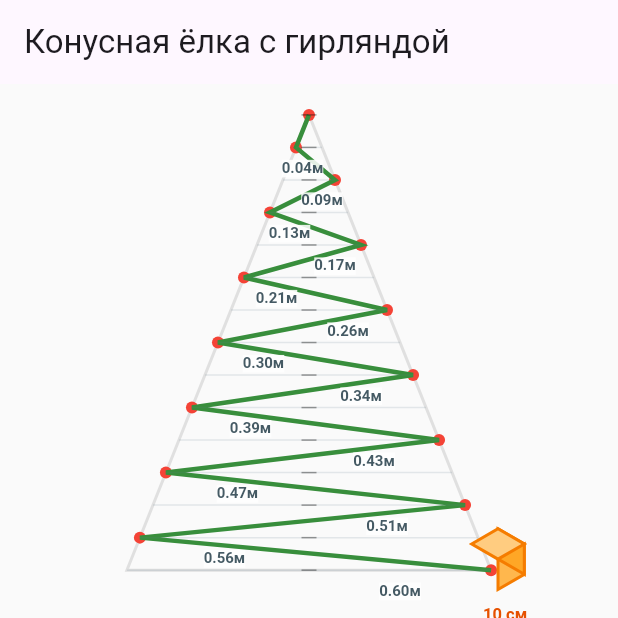
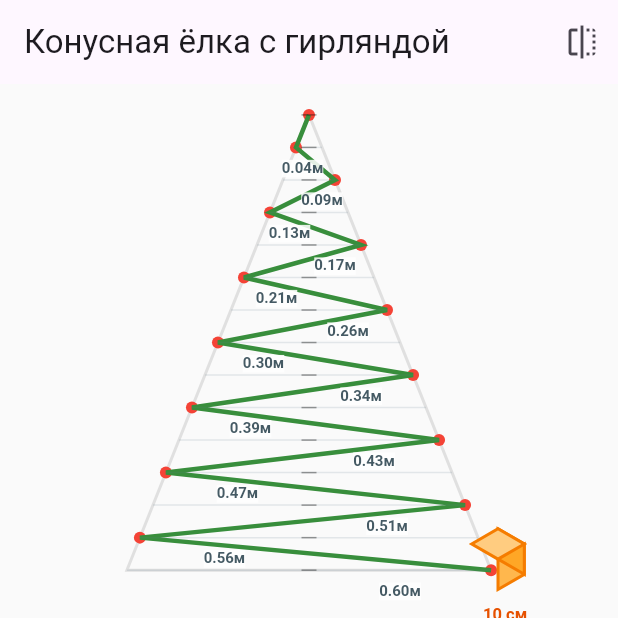
Before and after one commit to Nashev/corner_tree, a Flutter app: the screen it shows after launch, after a tap on "Сбросить", on a phone screen of 412 x 824 dp, the top half of it. Run offline on Flutter 3.47's test engine with Material 3 defaults, Android fonts, the phone set to English and light mode, and no system bars.

Commit message:
mirroring

```diff
--- a/lib/main.dart
+++ b/lib/main.dart
@@ -29,11 +29,25 @@ class CornerTreePageState extends State<CornerTreePage> {
   double _height = 1.5; // meters (высота конуса)
   double _baseWidth = 1.2; // meters (ширина основания конуса)
   int _hooks = 15; // количество крючков (включая верхний)
+  bool _mirrorTree = false; // зеркальное отражение
 
   @override
   Widget build(BuildContext context) {
     return Scaffold(
-      appBar: AppBar(title: const Text('Конусная ёлка с гирляндой')),
+      appBar: AppBar(
+        title: const Text('Конусная ёлка с гирляндой'),
+        actions: [
+          IconButton(
+            icon: Icon(_mirrorTree ? Icons.flip : Icons.flip_outlined),
+            tooltip: 'Зеркальное отражение',
+            onPressed: () {
+              setState(() {
+                _mirrorTree = !_mirrorTree;
+              });
+            },
+          ),
+        ],
+      ),
       body: SafeArea(
         child: Column(
           children: [
@@ -46,7 +60,7 @@ class CornerTreePageState extends State<CornerTreePage> {
                   border: Border(bottom: BorderSide(color: Colors.grey.shade300)),
                 ),
                 child: CustomPaint(
-                  painter: CornerTreePainter(H: _height, baseWidth: _baseWidth, hooks: _hooks),
+                  painter: CornerTreePainter(H: _height, baseWidth: _baseWidth, hooks: _hooks, mirrorTree: _mirrorTree),
                 ),
               ),
             ),
@@ -100,6 +114,7 @@ class CornerTreePageState extends State<CornerTreePage> {
                             _height = 1.5;
                             _baseWidth = 1.2;
                             _hooks = 15;
+                            _mirrorTree = false;
                           });
                         },
                         child: const Text('Сбросить'),
@@ -169,8 +184,9 @@ class CornerTreePainter extends CustomPainter {
   final double H; // meters (высота конуса)
   final double baseWidth; // meters (ширина основания конуса)
   final int hooks; // количество крючков (включая верхний)
+  final bool mirrorTree; // зеркальное отражение
 
-  CornerTreePainter({required this.H, required this.baseWidth, required this.hooks});
+  CornerTreePainter({required this.H, required this.baseWidth, required this.hooks, required this.mirrorTree});
 
   @override
   void paint(Canvas canvas, Size size) {
@@ -230,7 +246,7 @@ class CornerTreePainter extends CustomPainter {
     // Строим крючки (hooks) с постепенным расширением
     final List<Offset> points = [topCenter]; // начинаем с вершины
     double accumulatedY = 0.0;
-    bool toLeft = true;
+    bool toLeft = mirrorTree ? false : true; // Начальное направление зависит от зеркалирования
 
     for (int i = 0; i < segments; i++) {
       accumulatedY += h;
@@ -261,7 +277,7 @@ class CornerTreePainter extends CustomPainter {
       ..strokeWidth = 1;
 
     accumulatedY = 0.0;
-    toLeft = true; // Отслеживаем направление для правильного размещения подписи
+    toLeft = mirrorTree ? false : true; // Сбрасываем направление
     for (int i = 0; i < segments; i++) {
       accumulatedY += h;
       final double currentRadius = rMax * (accumulatedY / H);
@@ -411,6 +427,9 @@ class CornerTreePainter extends CustomPainter {
 
   @override
   bool shouldRepaint(covariant CornerTreePainter oldDelegate) {
-    return oldDelegate.H != H || oldDelegate.baseWidth != baseWidth || oldDelegate.hooks != hooks;
+    return oldDelegate.H != H ||
+        oldDelegate.baseWidth != baseWidth ||
+        oldDelegate.hooks != hooks ||
+        oldDelegate.mirrorTree != mirrorTree;
   }
 }
```
